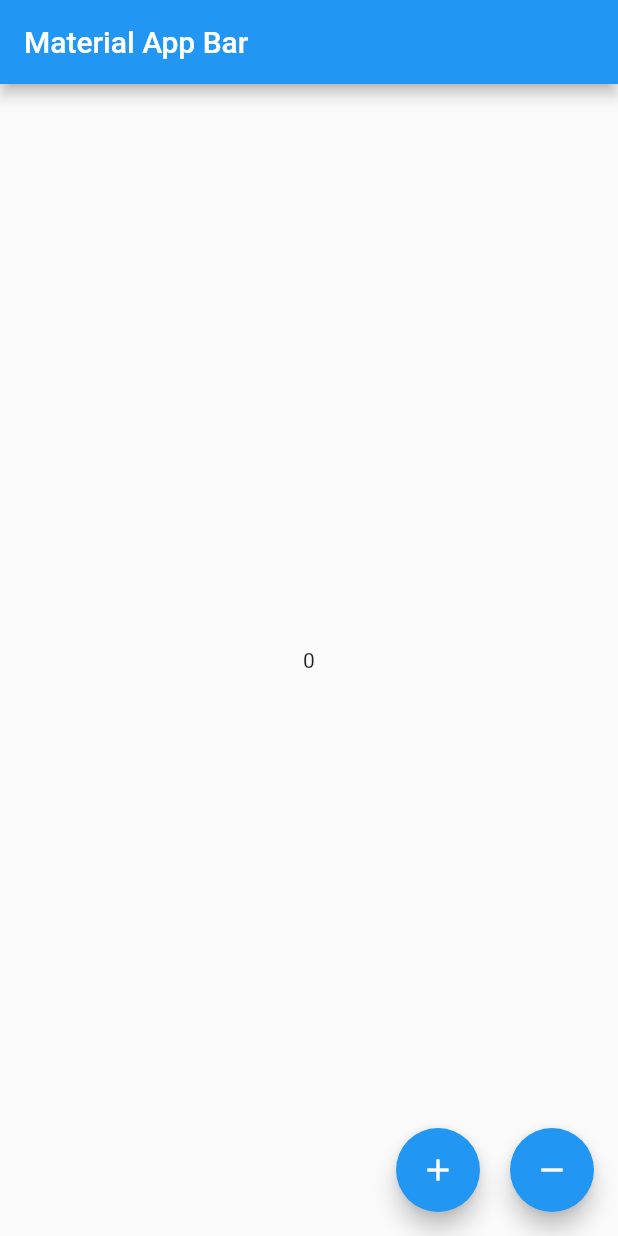
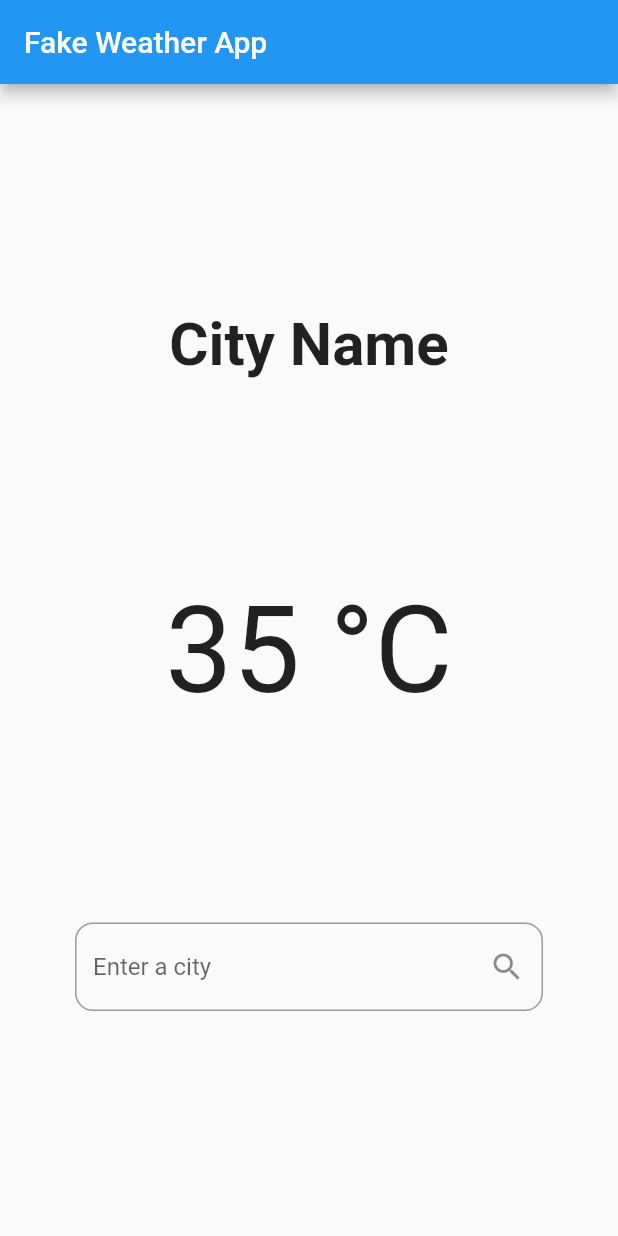
Before and after one commit to dycktoz/notes_app, a Flutter app: the screen it shows after launch, on a phone screen of 412 x 824 dp. Run offline on Flutter 3.47's test engine with Material 2 defaults, Android fonts, the phone set to English and light mode, and no system bars; our stand-ins replace dartz, freezed_annotation.

Commit message:
WIP:asdf

```diff
--- a/lib/main.dart
+++ b/lib/main.dart
@@ -1,12 +1,80 @@
 import 'package:flutter/material.dart';
-
-import 'pruebloc/home_page.dart';
 
 void main() => runApp(MyApp());
 
 class MyApp extends StatelessWidget {
   @override
   Widget build(BuildContext context) {
-    return const MaterialApp(title: 'Material App', home: HomePage());
+    return MaterialApp(
+      title: 'Flutter Demo',
+      theme: ThemeData(
+        primarySwatch: Colors.blue,
+      ),
+      home: WeatherPage(),
+    );
   }
 }
+
+class WeatherPage extends StatefulWidget {
+  @override
+  _WeatherPageState createState() => _WeatherPageState();
+}
+
+class _WeatherPageState extends State<WeatherPage> {
+  @override
+  Widget build(BuildContext context) {
+    return Scaffold(
+      appBar: AppBar(
+        title: const Text("Fake Weather App"),
+      ),
+      body: Container(
+        padding: const EdgeInsets.symmetric(vertical: 16),
+        alignment: Alignment.center,
+        child: Column(
+          mainAxisAlignment: MainAxisAlignment.spaceEvenly,
+          children: <Widget>[
+            const Text(
+              "City Name",
+              style: TextStyle(
+                fontSize: 40,
+                fontWeight: FontWeight.w700,
+              ),
+            ),
+            const Text(
+              "35 °C",
+              style: TextStyle(fontSize: 80),
+            ),
+            CityInputField(),
+          ],
+        ),
+      ),
+    );
+  }
+}
+
+class CityInputField extends StatefulWidget {
+  @override
+  _CityInputFieldState createState() => _CityInputFieldState();
+}
+
+class _CityInputFieldState extends State<CityInputField> {
+  @override
+  Widget build(BuildContext context) {
+    return Padding(
+      padding: const EdgeInsets.symmetric(horizontal: 50),
+      child: TextField(
+        onSubmitted: submitCityName,
+        textInputAction: TextInputAction.search,
+        decoration: InputDecoration(
+          hintText: "Enter a city",
+          border: OutlineInputBorder(borderRadius: BorderRadius.circular(12)),
+          suffixIcon: const Icon(Icons.search),
+        ),
+      ),
+    );
+  }
+
+  void submitCityName(String cityName) {
+    // We will use the city name to search for the fake forecast
+  }
+}
--- a/pubspec.yaml
+++ b/pubspec.yaml
@@ -29,15 +29,17 @@ environment:
 # the latest version available on pub.dev. To see which dependencies have newer
 # versions available, run `flutter pub outdated`.
 dependencies:
-  cupertino_icons: ^1.0.2
+  bloc: ^8.1.0
   dartz: ^0.10.1
+  equatable: ^2.0.5
   flutter:
     sdk: flutter
   flutter_bloc: ^8.1.1
-  freezed: ^2.2.1
   freezed_annotation: ^2.2.0
 
 dev_dependencies:
+  build_runner: ^2.3.2
+  freezed: ^2.2.1
   flutter_lints: ^2.0.0
   flutter_test:
     sdk: flutter
```
Also changed, not shown: lib/domain/auth/email_address.dart (+42 -57 lines), lib/domain/auth/email_address.freezed.dart (added), pubspec.lock, 4 other files.
